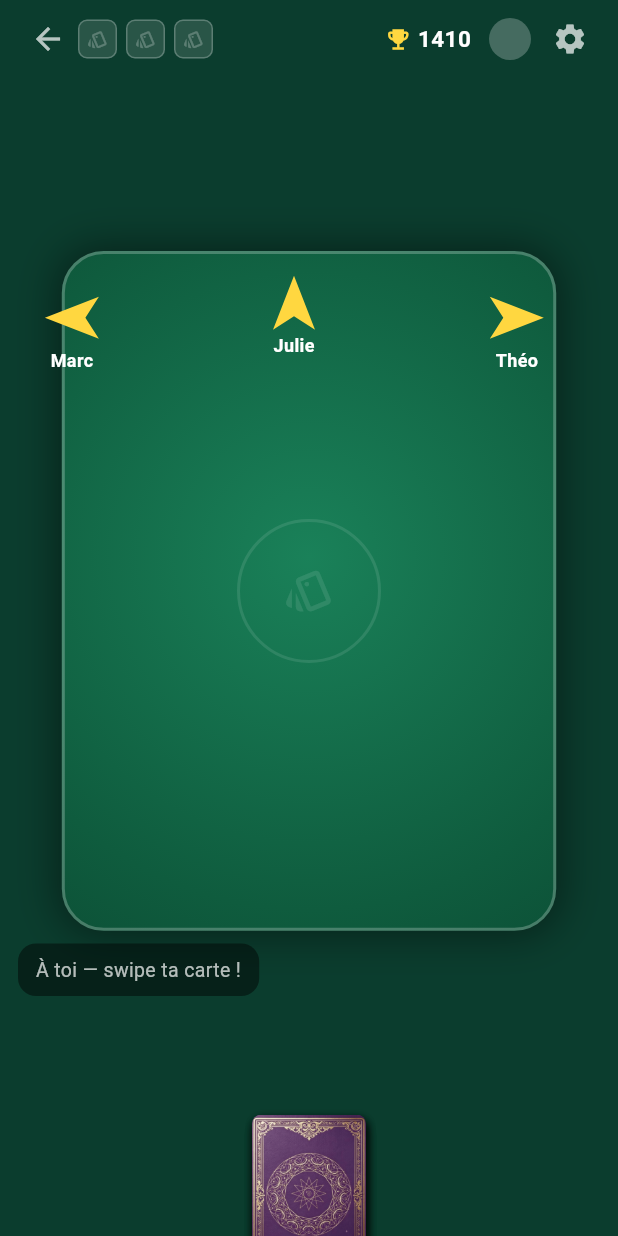
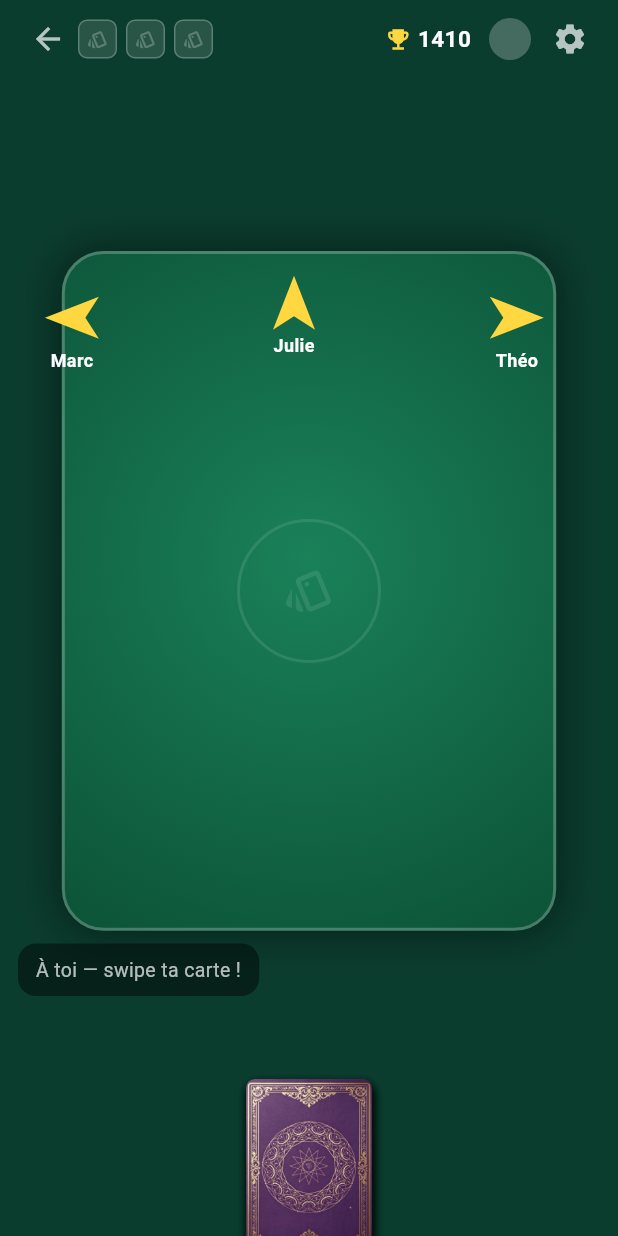
Before and after one commit to niceescap/Corsian-Battle, a Flutter app: the EcranTable screen opened directly, on a phone screen of 412 x 824 dp. Run offline on Flutter 3.47's test engine with Material 3 defaults, Android fonts, the phone set to English and light mode, and no system bars.

Commit message:
feat(tas): paquet +10% (84x119) et moins tronqué pour une meilleure préhension

```diff
--- a/app/lib/widgets/tas_joueur.dart
+++ b/app/lib/widgets/tas_joueur.dart
@@ -11,18 +11,27 @@ typedef OnCarteJouee = void Function(double vitessePixelsSeconde);
 /// reste TOUJOURS dos visible ici, même pour son propriétaire — la règle
 /// du jeu veut qu'un joueur ne connaisse jamais sa carte avant de la
 /// jouer (elle n'est révélée qu'une fois lancée au centre).
+///
+/// Taille par défaut augmentée de ~10 % (76x108 -> 84x119) pour une
+/// meilleure préhension sur petits écrans, et [fractionSortie] réduite pour
+/// que le paquet soit davantage visible (moins tronqué en bas d'écran).
 class TasJoueur extends StatefulWidget {
   final int nombreCartes;
   final double largeurCarte;
   final double hauteurCarte;
   final OnCarteJouee onCarteJouee;
 
+  /// Part de la hauteur du tas masquée sous le bord bas de l'écran.
+  /// Plus la valeur est faible, plus le paquet est visible / remonté.
+  final double fractionSortie;
+
   const TasJoueur({
     super.key,
     required this.nombreCartes,
     required this.onCarteJouee,
-    this.largeurCarte = 76,
-    this.hauteurCarte = 108,
+    this.largeurCarte = 84,
+    this.hauteurCarte = 119,
+    this.fractionSortie = 0.12,
   });
 
   @override
@@ -52,13 +61,13 @@ class _TasJoueurState extends State<TasJoueur> {
     if (widget.nombreCartes <= 0) {
       return SizedBox(
         width: widget.largeurCarte,
-        height: widget.hauteurCarte * 0.75,
+        height: widget.hauteurCarte * (1 - widget.fractionSortie),
       );
     }
 
-    // 75 % de la hauteur visible : le tas "sort" du bas de l'écran.
+    final sortie = widget.hauteurCarte * widget.fractionSortie;
     return Transform.translate(
-      offset: Offset(0, widget.hauteurCarte * 0.25),
+      offset: Offset(0, sortie),
       child: GestureDetector(
         onPanUpdate: _onPanUpdate,
         onPanEnd: _onPanEnd,
```
